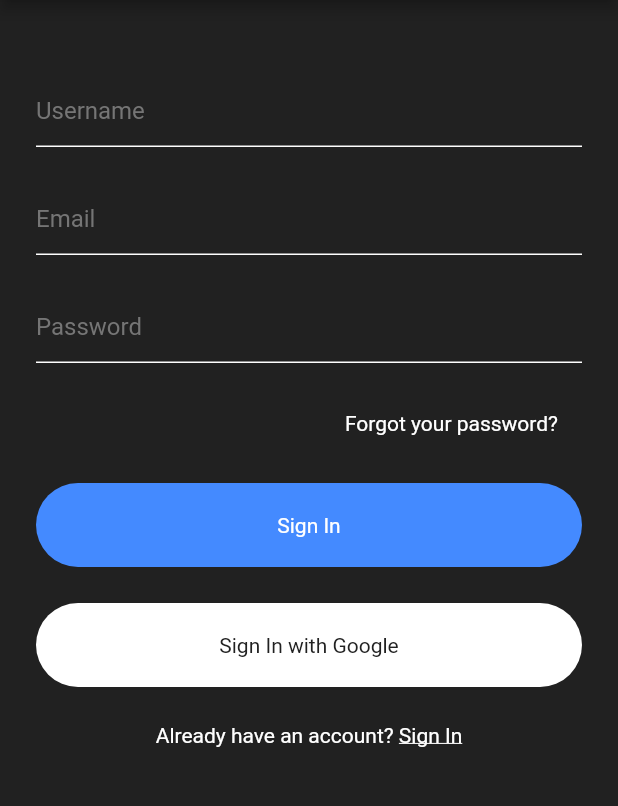
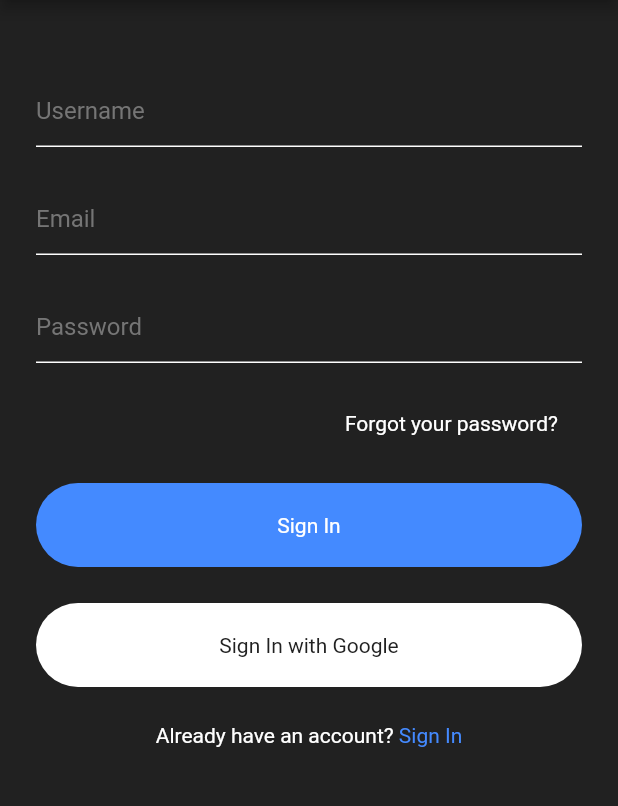
Before and after one commit to sdsonbay/ChatApp, a Flutter app: the screen it shows after launch, on a phone screen of 412 x 824 dp, the part 84-890 px from its top. Run offline on Flutter 3.47's test engine with Material 2 defaults, Android fonts, the phone set to English and light mode, and no system bars.

Commit message:
this is the first commit

```diff
--- a/lib/Views/signin.dart
+++ b/lib/Views/signin.dart
@@ -88,8 +88,7 @@ class _SignInState extends State<SignIn> {
                     Text(
                       'Sign Up',
                       style: TextStyle(
-                        color: Colors.white,
-                        decoration: TextDecoration.underline,
+                        color: Colors.blueAccent,
                       ),
                     ),
                   ],
--- a/lib/Views/signup.dart
+++ b/lib/Views/signup.dart
@@ -104,8 +104,7 @@ class _SignUpState extends State<SignUp> {
                     Text(
                       'Sign In',
                       style: TextStyle(
-                        color: Colors.white,
-                        decoration: TextDecoration.underline,
+                        color: Colors.blueAccent,
                       ),
                     ),
                   ],
```
Also changed, not shown: 3 other files.
